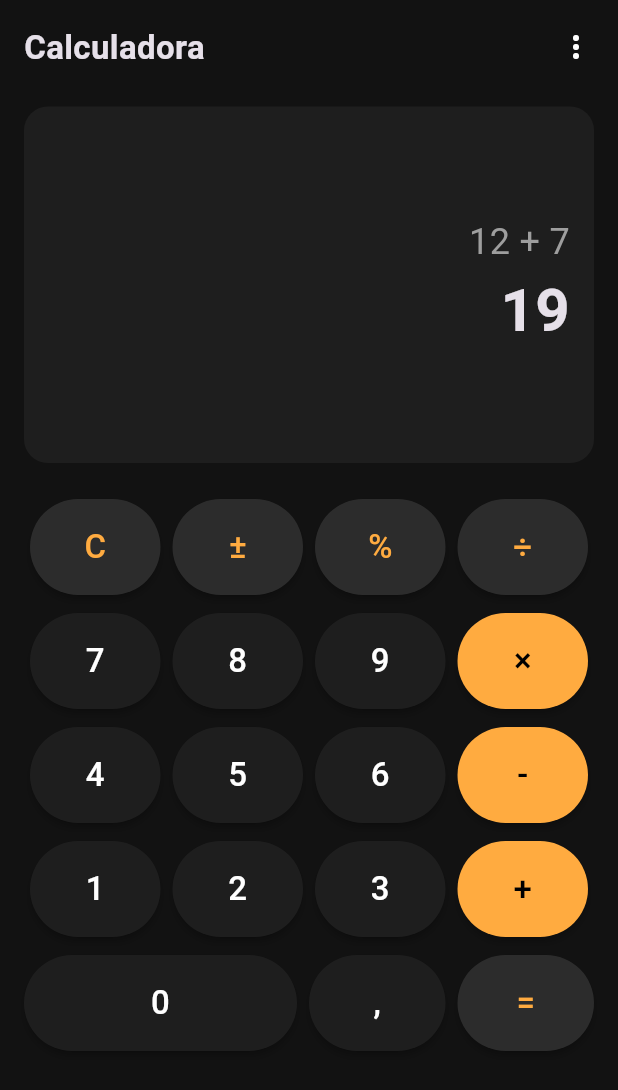
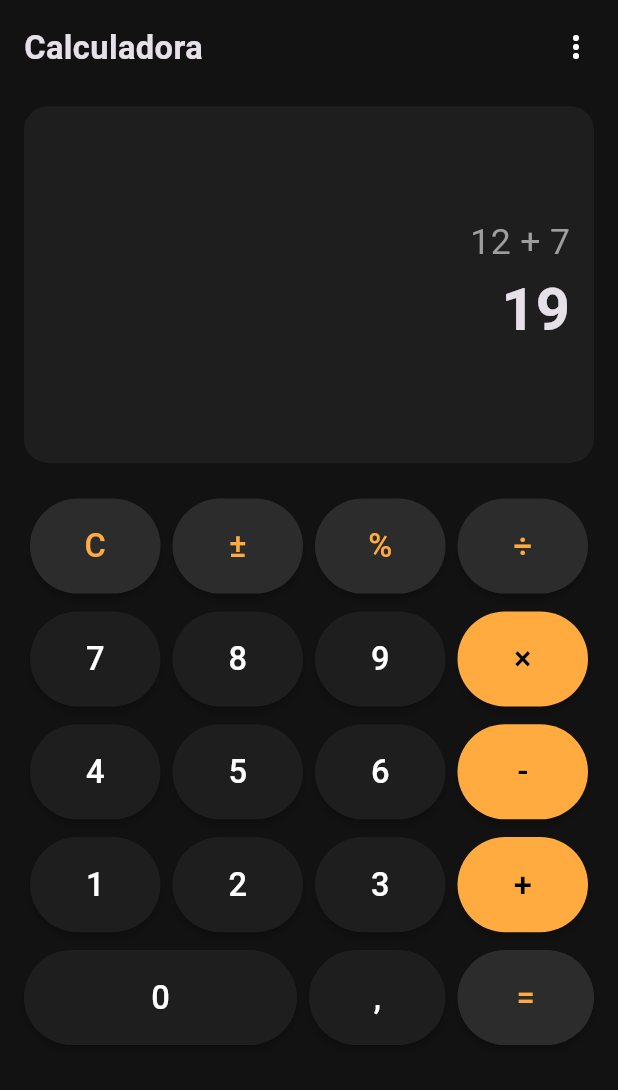
Before and after one commit to stefacm/calculator, a Flutter app: the screen it shows after launch, on a phone screen of 412 x 824 dp. Shown: the top 1090 px of the screen. Run offline on Flutter 3.47's test engine with Material 3 defaults, Android fonts, the phone set to English and light mode, and no system bars.

Commit message:
feat: enhance CalculatorPage layout with responsive scaling and updated button rows

```diff
--- a/lib/pages/calculator_page.dart
+++ b/lib/pages/calculator_page.dart
@@ -1,6 +1,7 @@
 import 'package:flutter/material.dart';
 import 'package:calculator/widgets/calculator_display.dart';
 import 'package:calculator/widgets/button_row.dart';
+import 'package:calculator/theme/app_theme.dart';
 
 class CalculatorPage extends StatelessWidget {
   const CalculatorPage({super.key});
@@ -11,53 +12,59 @@ class CalculatorPage extends StatelessWidget {
       body: SafeArea(
         child: Padding(
           padding: const EdgeInsets.all(16),
-          child: Column(
+          child: LayoutBuilder(builder: (context, constraints) {
+            const baseWidth = 360.0;
+            const baseHeight = 800.0;
+            final widthScale = constraints.maxWidth / baseWidth;
+            final heightScale = constraints.maxHeight / baseHeight;
+            final scale = (widthScale < heightScale ? widthScale : heightScale).clamp(0.7, 1.0);
+
+            return Column(
               children: [
                 // Título / encabezado
                 Row(
                   mainAxisAlignment: MainAxisAlignment.spaceBetween,
-                children: const [
-                  Text(
-                    'Calculadora',
-                    style: TextStyle(
-                      fontSize: 22,
-                      fontWeight: FontWeight.bold,
-                    ),
-                  ),
-                  Icon(Icons.more_vert),
+                  children: [
+                    Text('Calculadora', style: AppTextStyles.title.copyWith(fontSize: (AppTextStyles.title.fontSize ?? 22) * scale)),
+                    const Icon(Icons.more_vert),
                   ],
                 ),
-              const SizedBox(height: 24),
+                SizedBox(height: 24 * scale),
 
                 // Pantalla de resultado
-              const Expanded(
+                Expanded(
                   flex: 2,
                   child: CalculatorDisplay(
                     expression: '12 + 7',
                     result: '19',
+                    scale: scale,
                   ),
                 ),
-              const SizedBox(height: 24),
+                SizedBox(height: 24 * scale),
 
                 // Botones
                 Expanded(
                   flex: 4,
+                  child: SingleChildScrollView(
+                    physics: const ClampingScrollPhysics(),
                     child: Column(
                       children: [
-                    const CalculatorButtonRow(['C', '±', '%', '÷'], isTopRow: true),
-                    const SizedBox(height: 12),
-                    const CalculatorButtonRow(['7', '8', '9', '×']),
-                    const SizedBox(height: 12),
-                    const CalculatorButtonRow(['4', '5', '6', '-']),
-                    const SizedBox(height: 12),
-                    const CalculatorButtonRow(['1', '2', '3', '+']),
-                    const SizedBox(height: 12),
-                    const CalculatorButtonRow(['0', ',', '='], isLastRow: true),
+                        CalculatorButtonRow(['C', '±', '%', '÷'], isTopRow: true, scale: scale),
+                        SizedBox(height: 12 * scale),
+                        CalculatorButtonRow(['7', '8', '9', '×'], scale: scale),
+                        SizedBox(height: 12 * scale),
+                        CalculatorButtonRow(['4', '5', '6', '-'], scale: scale),
+                        SizedBox(height: 12 * scale),
+                        CalculatorButtonRow(['1', '2', '3', '+'], scale: scale),
+                        SizedBox(height: 12 * scale),
+                        CalculatorButtonRow(['0', ',', '='], isLastRow: true, scale: scale),
                       ],
                     ),
                   ),
+                ),
               ],
-          ),
+            );
+          }),
         ),
       ),
     );
```
Lines whose indentation alone changed are shown as unchanged.
